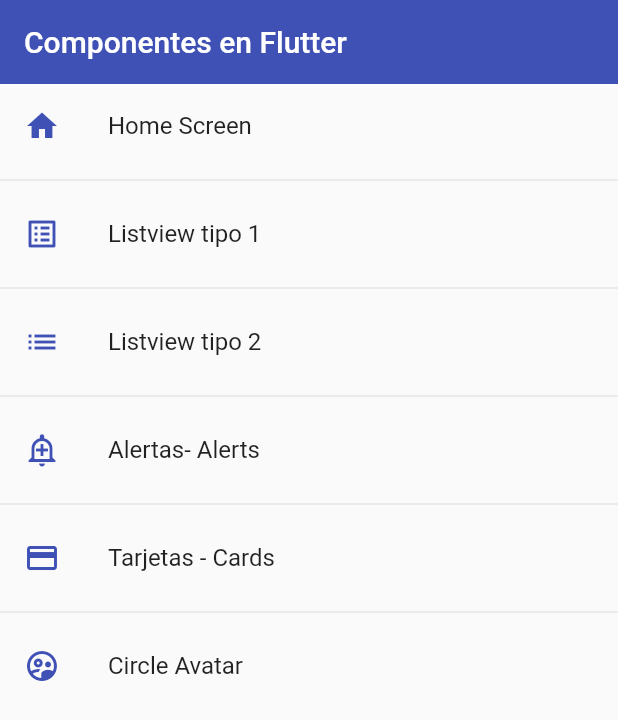
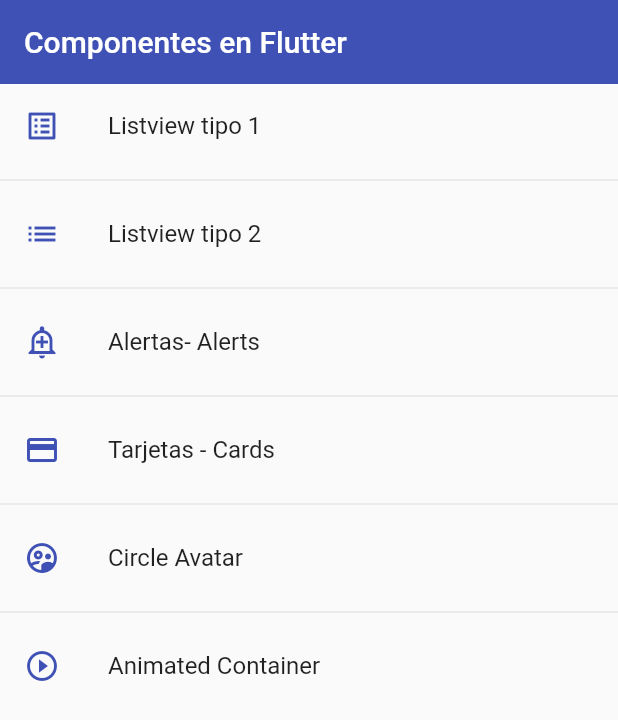
Before and after one commit to devferx/fl-components, a Flutter app: the screen it shows after launch, on a phone screen of 412 x 824 dp. Shown: the top 720 px of the screen. Run offline on Flutter 3.47's test engine with Material 2 defaults, Android fonts, the phone set to English and light mode, and no system bars.

Commit message:
Widget AnimatedContainer

```diff
--- a/lib/router/app_routes.dart
+++ b/lib/router/app_routes.dart
@@ -7,13 +7,6 @@ class AppRoutes {
   static const intialRoute = 'home';
 
   static final menuOptions = <MenuOption>[
-    // TODO: borrar home
-    MenuOption(
-      route: 'home',
-      name: 'Home Screen',
-      screen: const HomeScreen(),
-      icon: Icons.home,
-    ),
     MenuOption(
       route: 'listview1',
       name: 'Listview tipo 1',
@@ -44,10 +37,17 @@ class AppRoutes {
       screen: const AvatarScreen(),
       icon: Icons.supervised_user_circle_outlined,
     ),
+    MenuOption(
+      route: 'animated',
+      name: 'Animated Container',
+      screen: const AnimatedScreen(),
+      icon: Icons.play_circle_outline,
+    ),
   ];
 
   static Map<String, Widget Function(BuildContext)> getAppRoutes() {
     Map<String, Widget Function(BuildContext)> appRoutes = {};
+    appRoutes.addAll({'home': (BuildContext context) => const HomeScreen()});
 
     for (var option in menuOptions) {
       appRoutes.addAll({option.route: (BuildContext context) => option.screen});
--- a/lib/screens/alert_screen.dart
+++ b/lib/screens/alert_screen.dart
@@ -89,7 +89,7 @@ class AlertScreen extends StatelessWidget {
                 child: Text("Mostrar Alerta", style: TextStyle(fontSize: 20)),
               ),
             ),
-            SizedBox(height: 20),
+            const SizedBox(height: 20),
             ElevatedButton(
               onPressed: () => Platform.isAndroid
                   ? displayDialogIOS(context)
--- a/lib/screens/avatar_screen.dart
+++ b/lib/screens/avatar_screen.dart
@@ -12,8 +12,8 @@ class AvatarScreen extends StatelessWidget {
           Container(
             margin: const EdgeInsets.all(5),
             child: CircleAvatar(
+              backgroundColor: Colors.indigo[900],
               child: const Text('SL'),
-              backgroundColor: Colors.indigo[900],
             ),
           )
         ],
--- a/lib/screens/listview2_screen.dart
+++ b/lib/screens/listview2_screen.dart
@@ -1,4 +1,3 @@
-import 'package:flutter/foundation.dart';
 import 'package:flutter/material.dart';
 
 class ListView2Screen extends StatelessWidget {
--- a/lib/screens/screens.dart
+++ b/lib/screens/screens.dart
@@ -1,4 +1,5 @@
 export 'package:fl_components/screens/alert_screen.dart';
+export 'package:fl_components/screens/animated_screen.dart';
 export 'package:fl_components/screens/avatar_screen.dart';
 export 'package:fl_components/screens/card_screen.dart';
 export 'package:fl_components/screens/listview1_screen.dart';
```
Also changed, not shown: lib/screens/animated_screen.dart (added, +60 -0 lines).
